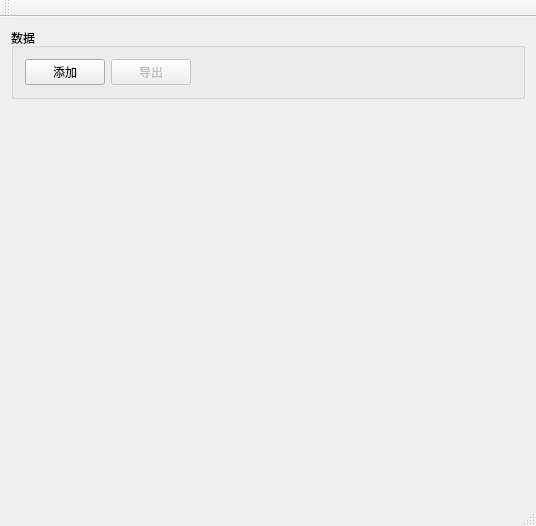
Qt form code/SwimmingPerformance/mainwindow.ui (xinyuewodi/git_test) before a commit.
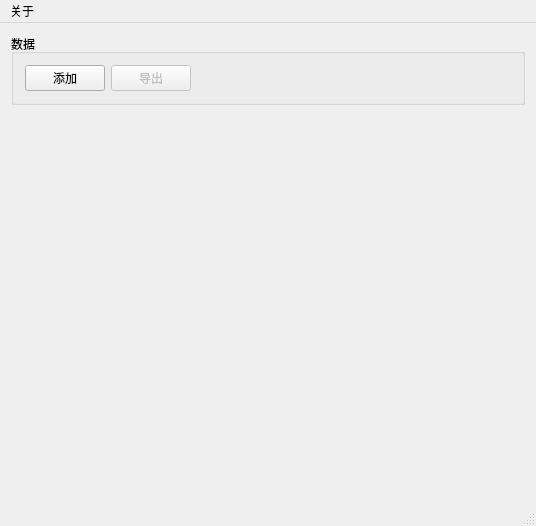
The same form after that commit. Icons and pictures are not drawn.

```diff
--- a/code/SwimmingPerformance/mainwindow.ui
+++ b/code/SwimmingPerformance/mainwindow.ui
@@ -92,17 +92,12 @@
      <height>23</height>
     </rect>
    </property>
-  </widget>
-  <widget class="QToolBar" name="mainToolBar">
-   <property name="windowTitle">
-    <string>游泳健将</string>
-   </property>
-   <attribute name="toolBarArea">
-    <enum>TopToolBarArea</enum>
-   </attribute>
-   <attribute name="toolBarBreak">
-    <bool>false</bool>
-   </attribute>
+   <widget class="QMenu" name="menu">
+    <property name="title">
+     <string>关于</string>
+    </property>
+   </widget>
+   <addaction name="menu"/>
   </widget>
   <widget class="QStatusBar" name="statusBar"/>
  </widget>
```
